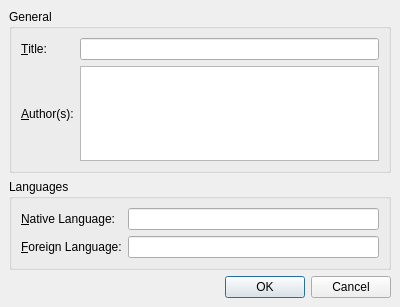
This is DocumentProperties.ui in nsams/vocablecoach as Qt 5 draws it before an edit. The edited form follows.
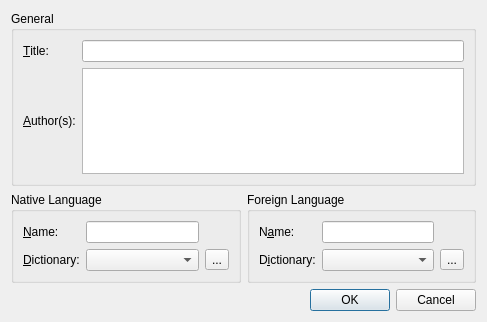
This is the edited form.

Commit message: - set Dictionary for Vocable-File and save it in the file (extended kvtml a bit for that) - Settings for Dictionary (to switch language) - Settings implemented for dict.leo.org

Patch:
```diff
--- a/DocumentProperties.ui
+++ b/DocumentProperties.ui
@@ -5,20 +5,14 @@
    <rect>
     <x>0</x>
     <y>0</y>
-    <width>400</width>
-    <height>307</height>
+    <width>487</width>
+    <height>322</height>
    </rect>
   </property>
   <property name="windowTitle" >
    <string>Document Properties</string>
   </property>
   <layout class="QVBoxLayout" >
-   <property name="margin" >
-    <number>9</number>
-   </property>
-   <property name="spacing" >
-    <number>6</number>
-   </property>
    <item>
     <widget class="QGroupBox" name="groupBox_2" >
      <property name="title" >
@@ -28,7 +22,19 @@
       <property name="margin" >
        <number>9</number>
       </property>
-      <property name="spacing" >
+      <property name="topMargin" >
+       <number>9</number>
+      </property>
+      <property name="rightMargin" >
+       <number>9</number>
+      </property>
+      <property name="bottomMargin" >
+       <number>9</number>
+      </property>
+      <property name="horizontalSpacing" >
+       <number>6</number>
+      </property>
+      <property name="verticalSpacing" >
        <number>6</number>
       </property>
       <item row="0" column="1" >
@@ -61,45 +67,98 @@
     </widget>
    </item>
    <item>
-    <widget class="QGroupBox" name="groupBox" >
-     <property name="title" >
-      <string>Languages</string>
-     </property>
-     <layout class="QGridLayout" >
-      <property name="margin" >
-       <number>9</number>
-      </property>
-      <property name="spacing" >
-       <number>6</number>
-      </property>
-      <item row="1" column="1" >
-       <widget class="QLineEdit" name="lineEditForeignLanguage" />
-      </item>
-      <item row="0" column="1" >
-       <widget class="QLineEdit" name="lineEditNativeLanguage" />
-      </item>
-      <item row="1" column="0" >
-       <widget class="QLabel" name="label_2" >
-        <property name="text" >
-         <string>&amp;Foreign Language:</string>
-        </property>
-        <property name="buddy" >
-         <cstring>lineEditForeignLanguage</cstring>
-        </property>
-       </widget>
-      </item>
-      <item row="0" column="0" >
-       <widget class="QLabel" name="label" >
-        <property name="text" >
-         <string>&amp;Native Language:</string>
-        </property>
-        <property name="buddy" >
-         <cstring>lineEditNativeLanguage</cstring>
-        </property>
-       </widget>
-      </item>
-     </layout>
-    </widget>
+    <layout class="QHBoxLayout" >
+     <item>
+      <widget class="QGroupBox" name="groupBox" >
+       <property name="title" >
+        <string>Native Language</string>
+       </property>
+       <layout class="QGridLayout" >
+        <item row="0" column="0" >
+         <widget class="QLabel" name="label_2" >
+          <property name="text" >
+           <string>&amp;Name:</string>
+          </property>
+          <property name="buddy" >
+           <cstring>lineEditNativeLanguage</cstring>
+          </property>
+         </widget>
+        </item>
+        <item row="0" column="1" >
+         <widget class="QLineEdit" name="lineEditNativeLanguage" />
+        </item>
+        <item row="1" column="0" >
+         <widget class="QLabel" name="label_5" >
+          <property name="text" >
+           <string>&amp;Dictionary:</string>
+          </property>
+          <property name="buddy" >
+           <cstring>comboBoxNativeDictionary</cstring>
+          </property>
+         </widget>
+        </item>
+        <item row="1" column="1" >
+         <widget class="QComboBox" name="comboBoxNativeDictionary" />
+        </item>
+        <item row="1" column="2" >
+         <widget class="QToolButton" name="nativeDictionarySettings" >
+          <property name="toolTip" >
+           <string>Dictionary Settings</string>
+          </property>
+          <property name="text" >
+           <string>...</string>
+          </property>
+         </widget>
+        </item>
+       </layout>
+      </widget>
+     </item>
+     <item>
+      <widget class="QGroupBox" name="groupBox_3" >
+       <property name="title" >
+        <string>Foreign Language</string>
+       </property>
+       <layout class="QGridLayout" >
+        <item row="0" column="0" >
+         <widget class="QLabel" name="label_6" >
+          <property name="text" >
+           <string>N&amp;ame:</string>
+          </property>
+          <property name="buddy" >
+           <cstring>lineEditForeignLanguage</cstring>
+          </property>
+         </widget>
+        </item>
+        <item row="0" column="1" >
+         <widget class="QLineEdit" name="lineEditForeignLanguage" />
+        </item>
+        <item row="1" column="0" >
+         <widget class="QLabel" name="label_7" >
+          <property name="text" >
+           <string>D&amp;ictionary:</string>
+          </property>
+          <property name="buddy" >
+           <cstring>comboBoxForeignDictionary</cstring>
+          </property>
+         </widget>
+        </item>
+        <item row="1" column="1" >
+         <widget class="QComboBox" name="comboBoxForeignDictionary" />
+        </item>
+        <item row="1" column="2" >
+         <widget class="QToolButton" name="foreignDictionarySettings" >
+          <property name="toolTip" >
+           <string>Dictionary Settings</string>
+          </property>
+          <property name="text" >
+           <string>...</string>
+          </property>
+         </widget>
+        </item>
+       </layout>
+      </widget>
+     </item>
+    </layout>
    </item>
    <item>
     <widget class="QDialogButtonBox" name="buttonBox" >
```
Left out of the diff: 7 changed lines with no effect on the pictures. The commit also changes 31 other files.
